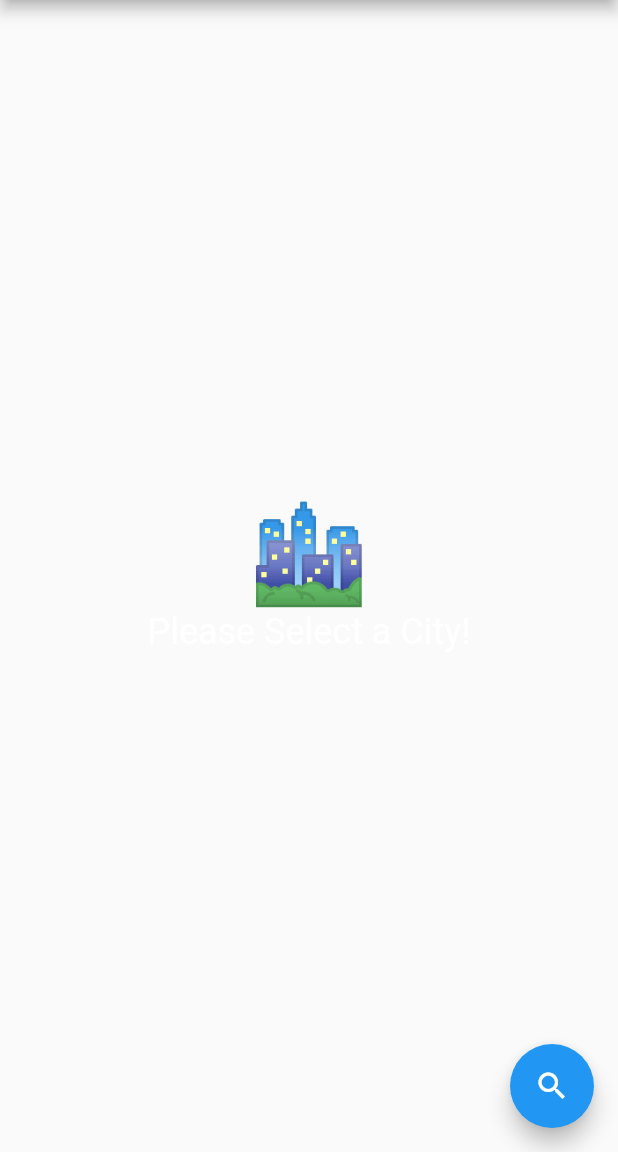
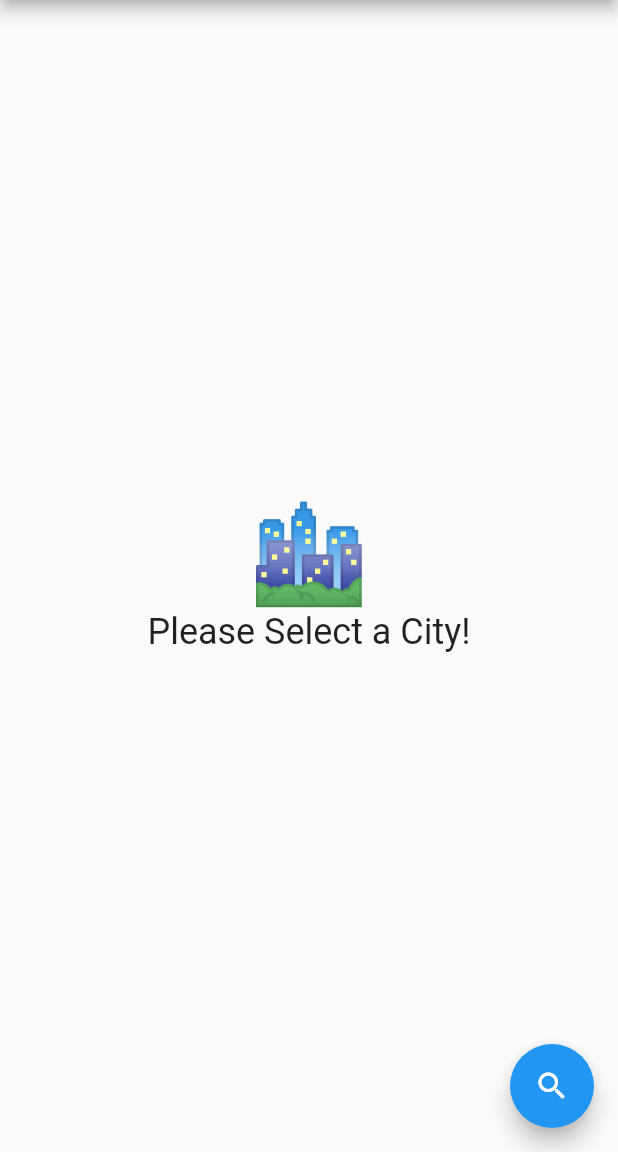
Before and after one commit to omartinma/flutter_weather, a Flutter app: the screen it shows after launch, on a phone screen of 412 x 824 dp, the part 84-1236 px from its top. Run offline on Flutter 3.47's test engine with Material 2 defaults, Android fonts, the phone set to English and light mode, and no system bars; our stand-ins replace bloc, equatable, flutter_bloc; generated files the repository leaves out were written again.

Commit message:
Fix empty screen

```diff
--- a/lib/weather/widgets/weather_empty.dart
+++ b/lib/weather/widgets/weather_empty.dart
@@ -18,9 +18,7 @@ class WeatherEmpty extends StatelessWidget {
         ),
         Text(
           'Please Select a City!',
-          style: theme.textTheme.headline5.copyWith(
-            color: Colors.white,
-          ),
+          style: theme.textTheme.headline5,
         ),
       ],
     );
```
